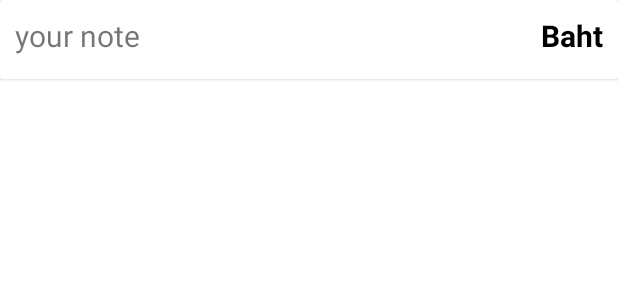
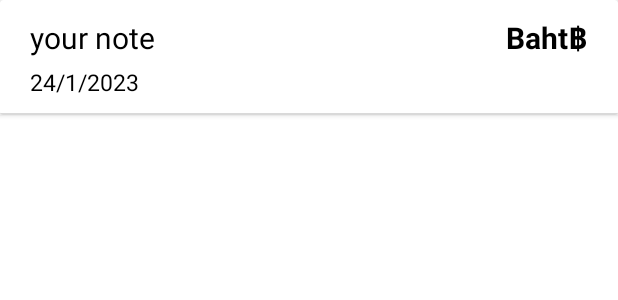
Before and after one commit to Kanomtom22/MoneyTracker, an Android app: the layout one_recycler_item.xml on its own in the app's theme, with its tools: preview values and no code run, on a phone screen of 412 x 824 dp. Shown: the top 300 px of the screen. Run offline under Robolectric (Android 15) with nearby library versions, the phone set to English and light mode, and no system bars.

Commit message:
color for Income & Expenses // LogOut function

```diff
--- a/app/src/main/java/com/example/moneytracker/SettingFragment.java
+++ b/app/src/main/java/com/example/moneytracker/SettingFragment.java
@@ -1,5 +1,6 @@
 package com.example.moneytracker;
 
+import android.app.AlertDialog;
 import android.content.Intent;
 import android.os.Bundle;
 
@@ -20,6 +21,7 @@ public class SettingFragment extends Fragment {
         binding = FragmentSettingBinding.inflate(inflater, container, false);
         View view = binding.getRoot();
 
+
         binding.categoryBtn.setOnClickListener(new View.OnClickListener() {
             @Override
             public void onClick(View v) {
@@ -32,4 +34,5 @@ public class SettingFragment extends Fragment {
 
 
     }
+
 }
--- a/app/src/main/res/layout/fragment_setting.xml
+++ b/app/src/main/res/layout/fragment_setting.xml
@@ -118,7 +118,7 @@
                         android:src="@drawable/languages" />
 
                     <Button
-                        android:id="@+id/button3"
+                        android:id="@+id/languages_btn"
                         android:layout_width="wrap_content"
                         android:layout_height="wrap_content"
                         android:layout_weight="1"
@@ -154,7 +154,7 @@
                         android:src="@drawable/logout" />
 
                     <Button
-                        android:id="@+id/button4"
+                        android:id="@+id/logout_btn"
                         android:layout_width="wrap_content"
                         android:layout_height="wrap_content"
                         android:layout_weight="1"
--- a/app/src/main/res/layout/one_recycler_item.xml
+++ b/app/src/main/res/layout/one_recycler_item.xml
@@ -5,15 +5,22 @@
     android:layout_height="wrap_content">
 
     <RelativeLayout
-        android:padding="10dp"
         android:layout_width="wrap_content"
         android:layout_height="wrap_content">
+
+        <LinearLayout
+            android:layout_width="match_parent"
+            android:layout_height="wrap_content"
+            android:orientation="vertical">
 
             <LinearLayout
                 android:id="@+id/topPanel"
                 android:layout_width="match_parent"
                 android:layout_height="wrap_content"
                 android:layout_marginBottom="5dp"
+                android:layout_marginTop="10dp"
+                android:layout_marginLeft="20dp"
+                android:layout_marginRight="20dp"
                 android:orientation="horizontal">
 
                 <TextView
@@ -23,6 +30,7 @@
                     android:layout_weight="1"
                     android:ellipsize="end"
                     android:maxLines="1"
+                    android:textColor="@color/black"
                     android:text="your note"
                     android:textSize="20sp" />
 
@@ -37,7 +45,35 @@
                     android:textSize="20sp"
                     android:textStyle="bold" />
 
+                <TextView
+                    android:id="@+id/bath"
+                    android:layout_width="wrap_content"
+                    android:layout_height="wrap_content"
+                    android:text="@string/bath"
+                    android:textAlignment="textEnd"
+                    android:textColor="@color/black"
+                    android:textSize="20sp"
+                    android:textStyle="bold" />
 
+
+            </LinearLayout>
+
+            <TextView
+                android:id="@+id/date_one"
+                android:text="24/1/2023"
+                android:textSize="15sp"
+                android:textColor="@color/black"
+                android:paddingLeft="20dp"
+                android:paddingRight="10dp"
+                android:paddingBottom="10dp"
+                android:layout_width="wrap_content"
+                android:layout_height="wrap_content" />
+
+            <View
+                android:id="@+id/view"
+                android:layout_width="match_parent"
+                android:layout_height="1dp"
+                android:background="@color/gray"/>
         </LinearLayout>
 
     </RelativeLayout>
```
Also changed, not shown: app/src/main/java/com/example/moneytracker/HistoryFragment.java (+18 -2 lines), app/src/main/java/com/example/moneytracker/TransactionAdapter.java (+15 -3 lines), app/src/main/res/layout/fragment_history.xml (+46 -9 lines), app/src/main/res/values/strings.xml (+3 -10 lines). Lines whose indentation alone changed are shown as unchanged.
